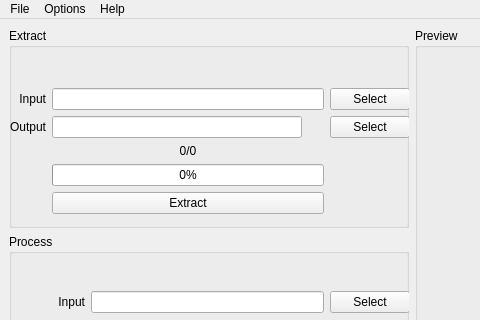
Before: the Qt Designer form v3.ui in axcap/face_masker, drawn with Qt 5; both pictures show x 0 to 480 and y 0 to 320 of the 758 by 477 pixel window.
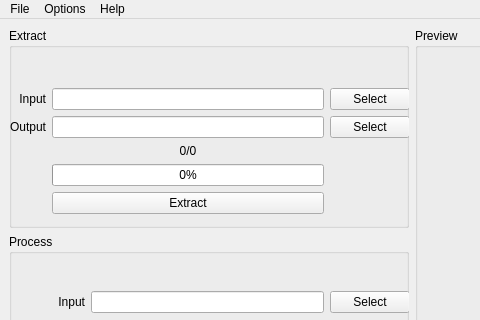
After: the same form once the commit is applied.

Patch:
```diff
--- a/v3.ui
+++ b/v3.ui
@@ -136,14 +136,14 @@
               <item row="1" column="1">
                <widget class="QLineEdit" name="extract_output_text">
                 <property name="sizePolicy">
-                 <sizepolicy hsizetype="Fixed" vsizetype="Fixed">
+                 <sizepolicy hsizetype="Preferred" vsizetype="Preferred">
                   <horstretch>0</horstretch>
                   <verstretch>0</verstretch>
                  </sizepolicy>
                 </property>
                 <property name="minimumSize">
                  <size>
-                  <width>250</width>
+                  <width>0</width>
                   <height>0</height>
                  </size>
                 </property>
```
Left out of the diff: 27 changed lines with no effect on the pictures.
